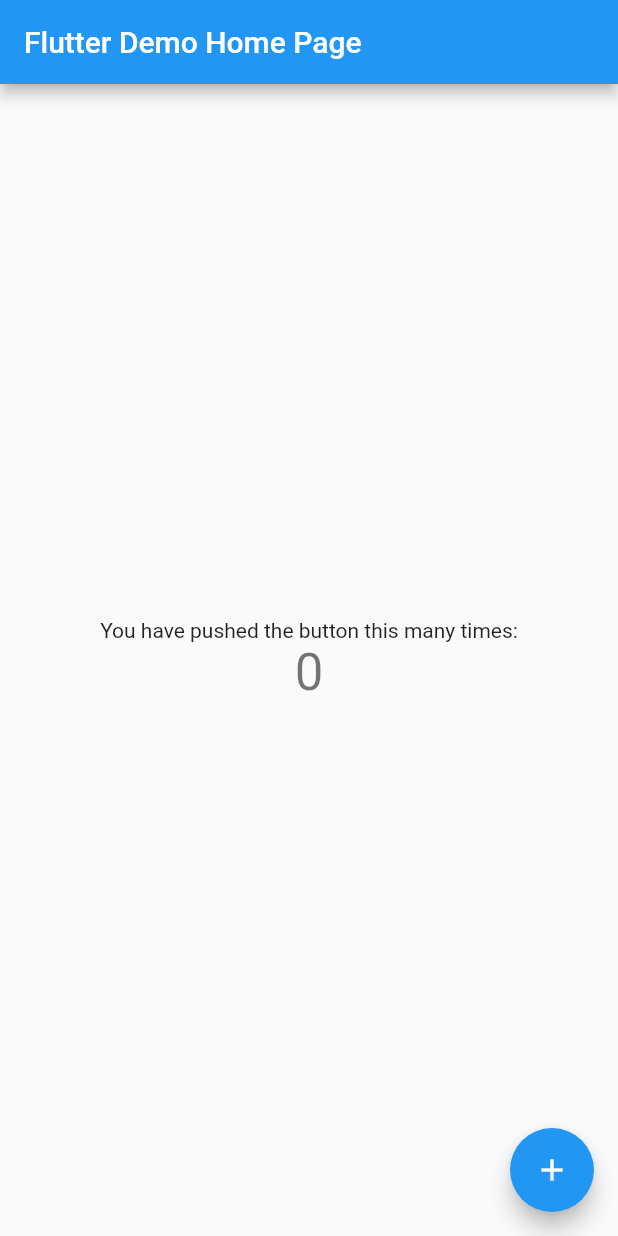
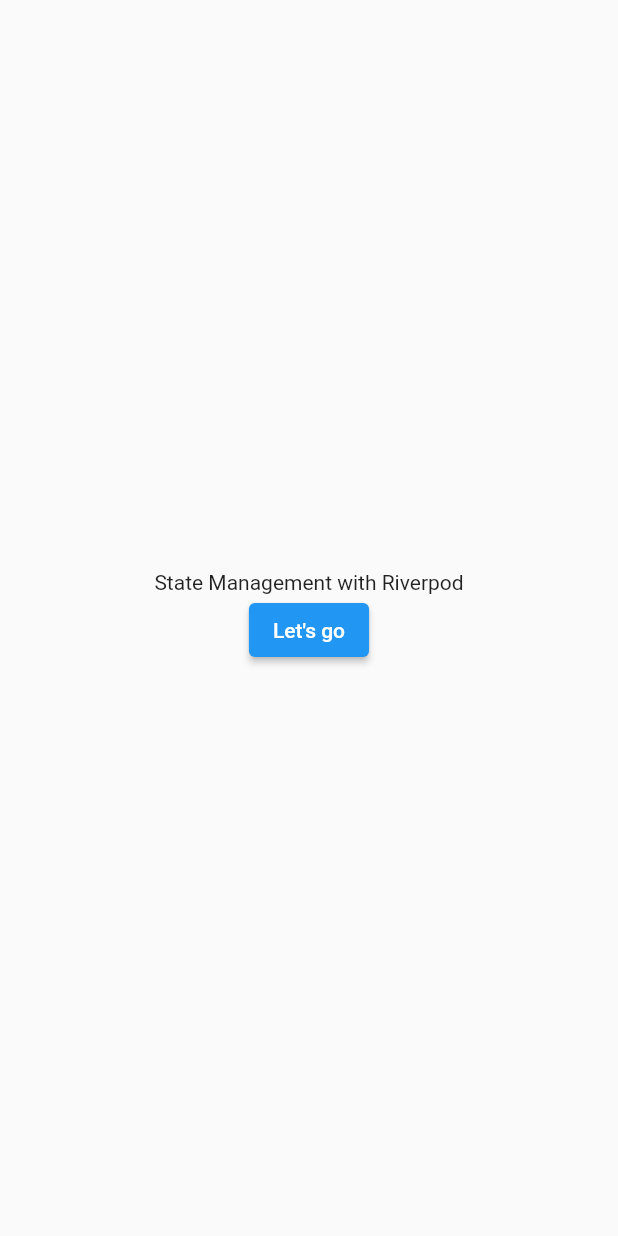
Before and after one commit to Sarawut-keng/state-with-riverpod, a Flutter app: the screen it shows after launch, on a phone screen of 412 x 824 dp. Run offline on Flutter 3.47's test engine with Material 2 defaults, Android fonts, the phone set to English and light mode, and no system bars; our stand-ins replace flutter_riverpod, riverpod_annotation; generated files the repository leaves out were written again.

Commit message:
feat: fetch todos with riverpod

```diff
--- a/analysis_options.yaml
+++ b/analysis_options.yaml
@@ -8,6 +8,10 @@
 # The following line activates a set of recommended lints for Flutter apps,
 # packages, and plugins designed to encourage good coding practices.
 include: package:flutter_lints/flutter.yaml
+
+analyzer:
+  plugins:
+    - custom_lint
 
 linter:
   # The lint rules applied to this project can be customized in the
@@ -22,8 +26,8 @@ linter:
   # `// ignore_for_file: name_of_lint` syntax on the line or in the file
   # producing the lint.
   rules:
+    prefer_const_constructors: false
     # avoid_print: false  # Uncomment to disable the `avoid_print` rule
     # prefer_single_quotes: true  # Uncomment to enable the `prefer_single_quotes` rule
-
 # Additional information about this file can be found at
 # https://dart.dev/guides/language/analysis-options
--- a/lib/main.dart
+++ b/lib/main.dart
@@ -1,114 +1,60 @@
 import 'package:flutter/material.dart';
+import 'package:flutter_riverpod/flutter_riverpod.dart';
+import 'package:flutter_state_management/observer.dart';
+import 'package:flutter_state_management/src/screens/screen.dart';
 
 void main() {
-  runApp(const MyApp());
+  runApp(
+    ProviderScope(
+      observers: [
+        MyObserver(),
+      ],
+      child: const MyApp(),
+    ),
+  );
 }
 
 class MyApp extends StatelessWidget {
-  const MyApp({super.key});
+  const MyApp({Key? key}) : super(key: key);
 
-  // This widget is the root of your application.
   @override
   Widget build(BuildContext context) {
     return MaterialApp(
-      title: 'Flutter Demo',
+      title: 'State Management POC',
       theme: ThemeData(
-        // This is the theme of your application.
-        //
-        // Try running your application with "flutter run". You'll see the
-        // application has a blue toolbar. Then, without quitting the app, try
-        // changing the primarySwatch below to Colors.green and then invoke
-        // "hot reload" (press "r" in the console where you ran "flutter run",
-        // or simply save your changes to "hot reload" in a Flutter IDE).
-        // Notice that the counter didn't reset back to zero; the application
-        // is not restarted.
         primarySwatch: Colors.blue,
       ),
-      home: const MyHomePage(title: 'Flutter Demo Home Page'),
+      routes: {
+        '/todo-screen': (_) => const TodoScreen(),
+      },
+      home: const MyHomePage(),
     );
   }
 }
 
-class MyHomePage extends StatefulWidget {
-  const MyHomePage({super.key, required this.title});
-
-  // This widget is the home page of your application. It is stateful, meaning
-  // that it has a State object (defined below) that contains fields that affect
-  // how it looks.
-
-  // This class is the configuration for the state. It holds the values (in this
-  // case the title) provided by the parent (in this case the App widget) and
-  // used by the build method of the State. Fields in a Widget subclass are
-  // always marked "final".
-
-  final String title;
-
-  @override
-  State<MyHomePage> createState() => _MyHomePageState();
-}
-
-class _MyHomePageState extends State<MyHomePage> {
-  int _counter = 0;
-
-  void _incrementCounter() {
-    setState(() {
-      // This call to setState tells the Flutter framework that something has
-      // changed in this State, which causes it to rerun the build method below
-      // so that the display can reflect the updated values. If we changed
-      // _counter without calling setState(), then the build method would not be
-      // called again, and so nothing would appear to happen.
-      _counter++;
-    });
-  }
+class MyHomePage extends StatelessWidget {
+  const MyHomePage({Key? key}) : super(key: key);
 
   @override
   Widget build(BuildContext context) {
-    // This method is rerun every time setState is called, for instance as done
-    // by the _incrementCounter method above.
-    //
-    // The Flutter framework has been optimized to make rerunning build methods
-    // fast, so that you can just rebuild anything that needs updating rather
-    // than having to individually change instances of widgets.
     return Scaffold(
-      appBar: AppBar(
-        // Here we take the value from the MyHomePage object that was created by
-        // the App.build method, and use it to set our appbar title.
-        title: Text(widget.title),
-      ),
-      body: Center(
-        // Center is a layout widget. It takes a single child and positions it
-        // in the middle of the parent.
+      body: SafeArea(
+        child: Center(
           child: Column(
-          // Column is also a layout widget. It takes a list of children and
-          // arranges them vertically. By default, it sizes itself to fit its
-          // children horizontally, and tries to be as tall as its parent.
-          //
-          // Invoke "debug painting" (press "p" in the console, choose the
-          // "Toggle Debug Paint" action from the Flutter Inspector in Android
-          // Studio, or the "Toggle Debug Paint" command in Visual Studio Code)
-          // to see the wireframe for each widget.
-          //
-          // Column has various properties to control how it sizes itself and
-          // how it positions its children. Here we use mainAxisAlignment to
-          // center the children vertically; the main axis here is the vertical
-          // axis because Columns are vertical (the cross axis would be
-          // horizontal).
             mainAxisAlignment: MainAxisAlignment.center,
             children: <Widget>[
-            const Text(
-              'You have pushed the button this many times:',
+              Text(
+                'State Management with Riverpod',
               ),
-            Text(
-              '$_counter',
-              style: Theme.of(context).textTheme.headlineMedium,
+              ElevatedButton(
+                onPressed: () {
+                  Navigator.of(context).pushNamed('/todo-screen');
+                },
+                child: Text("Let's go"),
               ),
             ],
           ),
         ),
-      floatingActionButton: FloatingActionButton(
-        onPressed: _incrementCounter,
-        tooltip: 'Increment',
-        child: const Icon(Icons.add),
       ), // This trailing comma makes auto-formatting nicer for build methods.
     );
   }
--- /dev/null
+++ b/lib/src/models/model.dart
@@ -0,0 +1 @@
+export 'package:flutter_state_management/src/models/todo.dart';
--- /dev/null
+++ b/lib/src/screens/screen.dart
@@ -0,0 +1 @@
+export 'package:flutter_state_management/src/screens/todo_screen.dart';
--- /dev/null
+++ b/lib/src/services/service.dart
@@ -0,0 +1 @@
+export 'package:flutter_state_management/src/services/get_todos.dart';
--- /dev/null
+++ b/lib/src/widgets/widget.dart
@@ -0,0 +1 @@
+export 'package:flutter_state_management/src/widgets/async_widget_controller.dart';
```
Also changed, not shown: lib/observer.dart (added, +42 -0 lines), lib/src/models/todo.dart (added, +38 -0 lines), lib/src/providers/todo_list_provider.dart (added, +19 -0 lines), lib/src/screens/todo_screen.dart (added, +46 -0 lines), lib/src/services/get_todos.dart (added, +23 -0 lines), lib/src/widgets/async_widget_controller.dart (added, +26 -0 lines), pubspec.yaml (+9 -4 lines), lib/src/providers/todo_list_provider.g.dart (added), pubspec.lock. Lines whose indentation alone changed are shown as unchanged.
